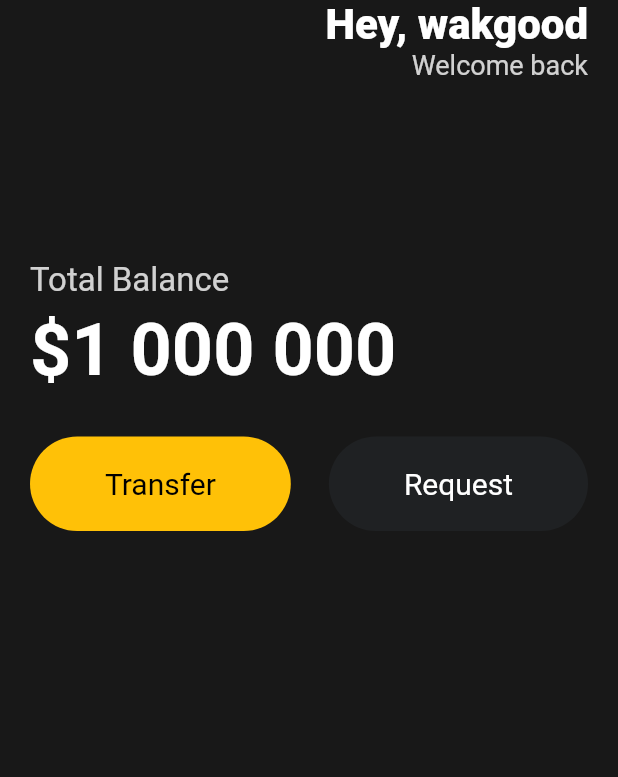
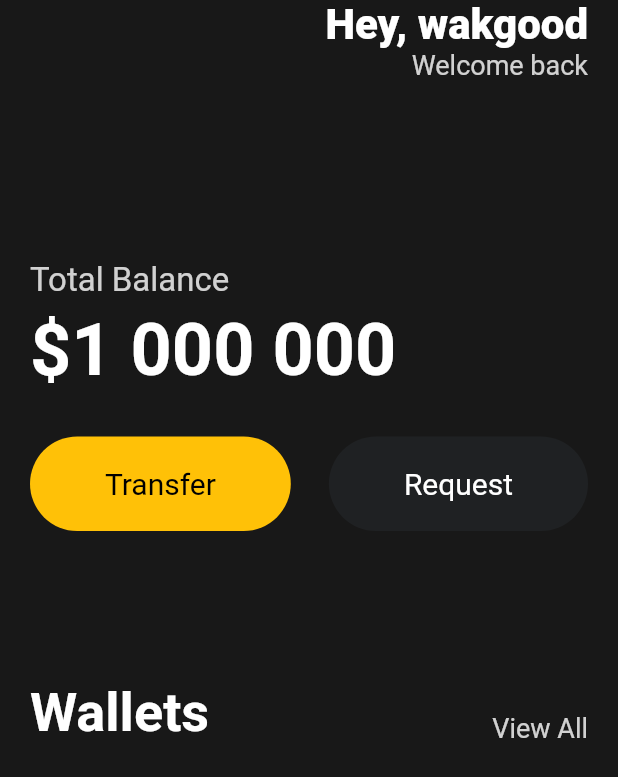
Before and after one commit to Myoungmin/toonflix, a Flutter app: the screen it shows after launch, on a phone screen of 412 x 824 dp. Shown: the top 777 px of the screen. Run offline on Flutter 3.47's test engine with Material 2 defaults, Android fonts, the phone set to English and light mode, and no system bars.

Commit message:
Wallets, View All 이 들어가는 Row 추가

```diff
--- a/lib/main.dart
+++ b/lib/main.dart
@@ -80,6 +80,30 @@ class App extends StatelessWidget {
                       bgColor: Color(0xFF1F2123),
                       textColor: Colors.white),
                 ],
+              ),
+              const SizedBox(
+                height: 100,
+              ),
+              Row(
+                crossAxisAlignment: CrossAxisAlignment.end,
+                mainAxisAlignment: MainAxisAlignment.spaceBetween,
+                children: [
+                  const Text(
+                    'Wallets',
+                    style: TextStyle(
+                      color: Colors.white,
+                      fontSize: 36,
+                      fontWeight: FontWeight.w600,
+                    ),
+                  ),
+                  Text(
+                    'View All',
+                    style: TextStyle(
+                      color: Colors.white.withOpacity(0.8),
+                      fontSize: 18,
+                    ),
+                  ),
+                ],
               )
             ],
           ),
@@ -88,32 +112,3 @@ class App extends StatelessWidget {
     );
   }
 }
-
-class MyButton extends StatelessWidget {
-  const MyButton({
-    super.key,
-  });
-
-  @override
-  Widget build(BuildContext context) {
-    return Container(
-      decoration: BoxDecoration(
-        color: const Color(0xFF1F2123),
-        borderRadius: BorderRadius.circular(45),
-      ),
-      child: const Padding(
-        padding: EdgeInsets.symmetric(
-          vertical: 20,
-          horizontal: 50,
-        ),
-        child: Text(
-          'Request',
-          style: TextStyle(
-            color: Colors.white,
-            fontSize: 20,
-          ),
-        ),
-      ),
-    );
-  }
-}
```
